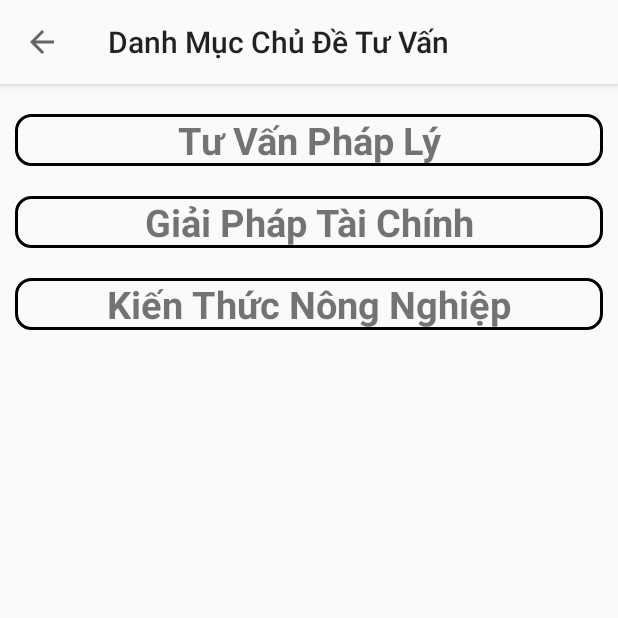
After one commit to ndkai/Logistic, an Android app: the TuVanActivity screen opened directly, with no data from a screen before it, on a phone screen of 412 x 824 dp, the top half of it. The commit adds this screen. Run offline under Robolectric (Android 15) with nearby library versions, the phone set to English and light mode, and no system bars; our stand-ins replace Firebase (no records; nobody signed in at launch, a user with empty details on screens opened directly).

Commit message:
tinhtrang

```diff
--- /dev/null
+++ b/app/src/main/java/com/iot/logisticsapp/TuVanActivity.java
@@ -0,0 +1,90 @@
+package com.iot.logisticsapp;
+
+import android.content.Intent;
+import android.os.Bundle;
+import android.view.View;
+import android.widget.TextView;
+
+import androidx.annotation.Nullable;
+import androidx.appcompat.app.AppCompatActivity;
+import androidx.appcompat.widget.Toolbar;
+
+import com.google.firebase.auth.FirebaseAuth;
+import com.google.firebase.firestore.DocumentSnapshot;
+import com.google.firebase.firestore.EventListener;
+import com.google.firebase.firestore.FirebaseFirestore;
+import com.google.firebase.firestore.FirebaseFirestoreException;
+import com.iot.logisticsapp.Model.User;
+
+public class TuVanActivity extends AppCompatActivity {
+    TextView tv_TuVanPhapLy, tv_GiaiPhapTaiChinh, tv_KienThucNongNghiep;
+    private FirebaseFirestore db = FirebaseFirestore.getInstance();
+    String vaiTro;
+    @Override
+    protected void onCreate(Bundle savedInstanceState) {
+        super.onCreate(savedInstanceState);
+        setContentView(R.layout.activity_tu_van);
+
+        tv_TuVanPhapLy = findViewById(R.id.tv_TuVanPhapLy);
+        tv_GiaiPhapTaiChinh = findViewById(R.id.tv_GiaiPhapTaiChinh);
+        tv_KienThucNongNghiep = findViewById(R.id.tv_KienThucNongNghiep);
+
+        Toolbar toolbar = findViewById(R.id.toolbar);
+        setSupportActionBar(toolbar);
+        getSupportActionBar().setTitle("Danh Mục Chủ Đề Tư Vấn");
+        getSupportActionBar().setDisplayHomeAsUpEnabled(true);
+        toolbar.setNavigationOnClickListener(new View.OnClickListener() {
+            @Override
+            public void onClick(View view) {
+                finish();
+            }
+        });
+
+        onclick();
+    }
+
+    @Override
+    protected void onStart() {
+        super.onStart();
+        db.collection("user").document(FirebaseAuth.getInstance().getCurrentUser().getUid()).addSnapshotListener(new EventListener<DocumentSnapshot>() {
+            @Override
+            public void onEvent(@Nullable DocumentSnapshot value, @Nullable FirebaseFirestoreException error) {
+                if(error!=null){return;}
+                if (value.exists()) {
+                    User user = value.toObject(User.class);
+                        vaiTro = user.getVaiTro().trim();
+                }
+            }
+        });
+    }
+
+    private void onclick() {
+        tv_TuVanPhapLy.setOnClickListener(new View.OnClickListener() {
+            @Override
+            public void onClick(View view) {
+                Intent intent = new Intent(getApplicationContext(),ChiTietTuVanActivity.class);
+                intent.putExtra("ChuDe","Tư Vấn Pháp Lý");
+                intent.putExtra("vaiTro",vaiTro);
+                startActivity(intent);
+            }
+        });
+        tv_GiaiPhapTaiChinh.setOnClickListener(new View.OnClickListener() {
+            @Override
+            public void onClick(View view) {
+                Intent intent = new Intent(getApplicationContext(),ChiTietTuVanActivity.class);
+                intent.putExtra("ChuDe","Giải Pháp Tài Chính");
+                intent.putExtra("vaiTro",vaiTro);
+                startActivity(intent);
+            }
+        });
+        tv_KienThucNongNghiep.setOnClickListener(new View.OnClickListener() {
+            @Override
+            public void onClick(View view) {
+                Intent intent = new Intent(getApplicationContext(),ChiTietTuVanActivity.class);
+                intent.putExtra("ChuDe","Kiến Thức Nông Nghiệp");
+                intent.putExtra("vaiTro",vaiTro);
+                startActivity(intent);
+            }
+        });
+    }
+}
--- a/app/src/main/java/com/iot/logisticsapp/chiTietHangHoaActivity.java
+++ b/app/src/main/java/com/iot/logisticsapp/chiTietHangHoaActivity.java
@@ -123,7 +123,7 @@ public class chiTietHangHoaActivity extends AppCompatActivity {
                         tenNguoiCungCap.setText("Tên người cung cấp : " + cungCapHangHoa.getTenUser());
 
                         for (String danhSachTinhTrang : cungCapHangHoa.getChiTietTinhTrang()){
-                            data += dem + "-" + danhSachTinhTrang + "\n";
+                            data += dem + "    ---    " + danhSachTinhTrang + "\n\n";
                             dem++;
                         }
                         tv_danhsachTinhTrang.setText(data);
@@ -151,7 +151,7 @@ public class chiTietHangHoaActivity extends AppCompatActivity {
                         diaChiNguoiCungCap.setText("Vị trí : " + nguoiNhanCuuTro.getDiaChiUser());
 
                         for (String danhSachTinhTrang : nguoiNhanCuuTro.getTheoDoiYeuCau()){
-                            data += dem + "-" + danhSachTinhTrang + "\n";
+                            data += dem + "    ---    " + danhSachTinhTrang + "\n\n";
                             dem++;
                         }
                         tv_danhsachTinhTrang.setText(data);
--- a/app/src/main/res/layout/activity_main.xml
+++ b/app/src/main/res/layout/activity_main.xml
@@ -108,6 +108,12 @@
         android:layout_width="wrap_content"
         android:layout_height="wrap_content"/>
 
+    <CheckBox
+        android:id="@+id/cb_tuVan"
+        android:text="Tư Vấn"
+        android:layout_width="wrap_content"
+        android:layout_height="wrap_content"/>
+
       <Button
           android:layout_marginTop="20dp"
           android:layout_gravity="center"
--- /dev/null
+++ b/app/src/main/res/layout/activity_tu_van.xml
@@ -0,0 +1,56 @@
+<?xml version="1.0" encoding="utf-8"?>
+<LinearLayout xmlns:android="http://schemas.android.com/apk/res/android"
+    xmlns:app="http://schemas.android.com/apk/res-auto"
+    xmlns:tools="http://schemas.android.com/tools"
+    android:layout_width="match_parent"
+    android:layout_height="match_parent"
+    tools:context=".TuVanActivity"
+    android:orientation="vertical">
+    <com.google.android.material.appbar.AppBarLayout
+        android:layout_marginBottom="10dp"
+        android:layout_width="match_parent"
+        android:layout_height="wrap_content"
+        android:id="@+id/bar"
+        android:background="?android:attr/windowBackground">
+        <androidx.appcompat.widget.Toolbar
+            android:layout_width="match_parent"
+            android:id="@+id/toolbar"
+            android:layout_height="wrap_content"
+            android:background="?android:attr/windowBackground">
+
+        </androidx.appcompat.widget.Toolbar>
+    </com.google.android.material.appbar.AppBarLayout>
+
+    <TextView
+        android:id="@+id/tv_TuVanPhapLy"
+        android:layout_margin="10dp"
+        android:gravity="center"
+        android:textStyle="bold"
+        android:textSize="25sp"
+        android:text="Tư Vấn Pháp Lý"
+        android:layout_width="match_parent"
+        android:layout_height="wrap_content"
+        android:background="@drawable/background_chitiet_tinhtrang"/>
+    <TextView
+        android:id="@+id/tv_GiaiPhapTaiChinh"
+        android:layout_margin="10dp"
+        android:gravity="center"
+        android:textStyle="bold"
+        android:textSize="25sp"
+        android:text="Giải Pháp Tài Chính"
+        android:layout_width="match_parent"
+        android:layout_height="wrap_content"
+        android:background="@drawable/background_chitiet_tinhtrang"/>
+    <TextView
+        android:id="@+id/tv_KienThucNongNghiep"
+        android:layout_margin="10dp"
+        android:gravity="center"
+        android:textStyle="bold"
+        android:textSize="25sp"
+        android:text="Kiến Thức Nông Nghiệp"
+        android:layout_width="match_parent"
+        android:layout_height="wrap_content"
+        android:background="@drawable/background_chitiet_tinhtrang"/>
+
+
+</LinearLayout>
```
Also changed, not shown: app/src/main/AndroidManifest.xml (+11 -6 lines), app/src/main/java/com/iot/logisticsapp/ChiTietTuVanActivity.java (added, +168 -0 lines), app/src/main/java/com/iot/logisticsapp/MainActivity.java (+14 -2 lines), app/src/main/java/com/iot/logisticsapp/Model/TuVan.java (added, +70 -0 lines), app/src/main/java/com/iot/logisticsapp/tuVanAdapter.java (added, +77 -0 lines), app/src/main/res/layout/activity_chi_tiet_tu_van.xml (added, +71 -0 lines), app/src/main/res/layout/tuvan_item.xml (added, +30 -0 lines).
